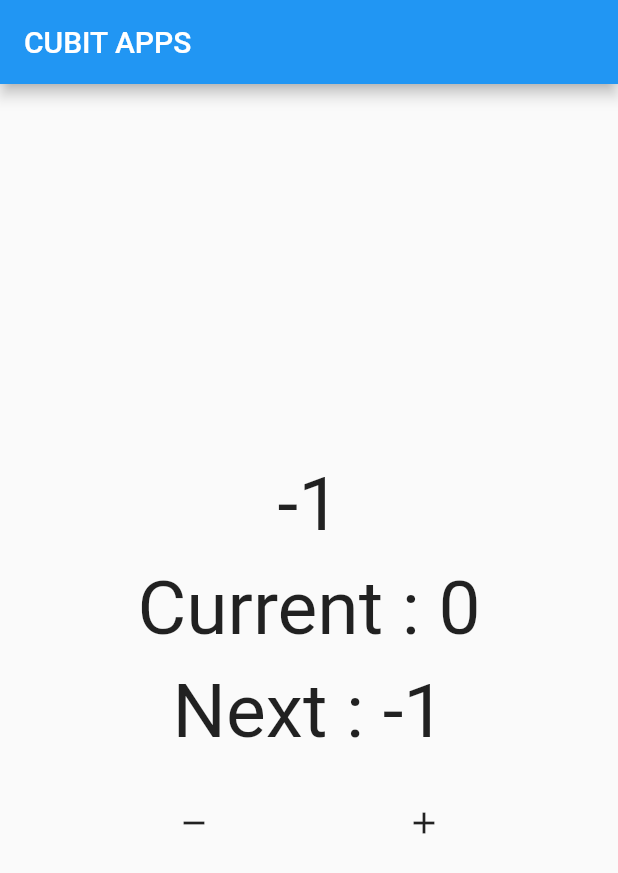
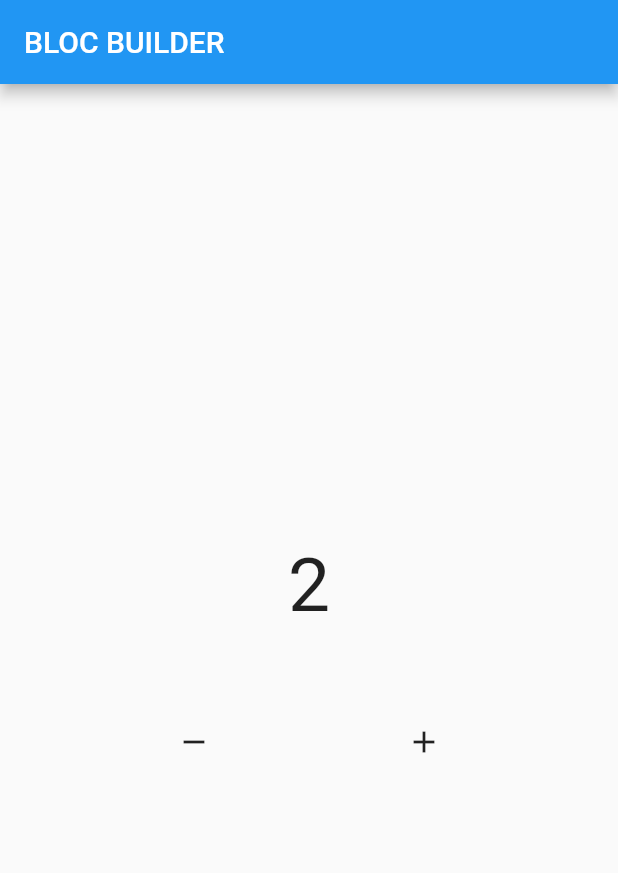
Before and after one commit to AhmadIkbalDjaya/Belajar-Bloc, a Flutter app: the screen it shows after launch, after a tap on the "remove" icon, on a phone screen of 412 x 824 dp. Shown: the top 873 px of the screen. Run offline on Flutter 3.47's test engine with Material 2 defaults, Android fonts, the phone set to English and light mode, and no system bars; our stand-ins replace bloc, flutter_bloc.

Commit message:
04. Bloc Builder

```diff
--- /dev/null
+++ b/lib/bloc/counter.dart
@@ -0,0 +1,22 @@
+import 'package:bloc/bloc.dart';
+
+class Counter extends Cubit<int> {
+  Counter({this.init = 0}) : super(init);
+
+  int init;
+
+  void increment() => emit(state + 1);
+  void decrement() => emit(state - 1);
+
+  @override
+  void onChange(Change<int> change) {
+    super.onChange(change);
+    print(change);
+  }
+
+  @override
+  void onError(Object error, StackTrace stackTrace) {
+    super.onError(error, stackTrace);
+    print(error);
+  }
+}
--- a/lib/main.dart
+++ b/lib/main.dart
@@ -1,5 +1,5 @@
-import 'package:bloc/bloc.dart';
-import 'package:flutter/material.dart';
+import "package:belajar_bloc/pages/home.dart";
+import "package:flutter/material.dart";
 
 void main() {
   runApp(const MyApp());
@@ -15,97 +15,3 @@ class MyApp extends StatelessWidget {
     );
   }
 }
-
-class CounterCubit extends Cubit<int> {
-  CounterCubit({this.inisialData = 0}) : super(inisialData);
-
-  int inisialData;
-  int? current;
-  int? next;
-
-  void tambahData() {
-    emit(state + 1);
-  }
-
-  void kurangData() {
-    emit(state - 1);
-  }
-
-  // Observer
-  // Fitur Bloc untuk memantau data
-  @override
-  void onChange(Change<int> change) {
-    super.onChange(change);
-    print(change);
-    current = change.currentState;
-    next = change.nextState;
-  }
-
-  @override
-  void onError(Object error, StackTrace stackTrace) {
-    super.onError(error, stackTrace);
-    print(error);
-  }
-}
-
-class HomePage extends StatelessWidget {
-  CounterCubit myCounter = CounterCubit();
-
-  @override
-  Widget build(BuildContext context) {
-    return Scaffold(
-      appBar: AppBar(
-        title: const Text("CUBIT APPS"),
-      ),
-      body: Column(
-        mainAxisAlignment: MainAxisAlignment.center,
-        children: [
-          StreamBuilder(
-            initialData: myCounter.inisialData,
-            stream: myCounter.stream,
-            builder: (context, snapshot) {
-              return Center(
-                child: Column(
-                  children: [
-                    Text(
-                      "${snapshot.data}",
-                      style: const TextStyle(fontSize: 50),
-                    ),
-                    const SizedBox(height: 10),
-                    Text(
-                      "Current : ${myCounter.current}",
-                      style: const TextStyle(fontSize: 50),
-                    ),
-                    const SizedBox(height: 10),
-                    Text(
-                      "Next : ${myCounter.next}",
-                      style: const TextStyle(fontSize: 50),
-                    ),
-                  ],
-                ),
-              );
-            },
-          ),
-          const SizedBox(height: 20),
-          Row(
-            mainAxisAlignment: MainAxisAlignment.spaceEvenly,
-            children: [
-              IconButton(
-                onPressed: () {
-                  myCounter.kurangData();
-                },
-                icon: const Icon(Icons.remove),
-              ),
-              IconButton(
-                onPressed: () {
-                  myCounter.tambahData();
-                },
-                icon: const Icon(Icons.add),
-              ),
-            ],
-          )
-        ],
-      ),
-    );
-  }
-}
--- /dev/null
+++ b/lib/pages/home.dart
@@ -0,0 +1,65 @@
+import 'package:belajar_bloc/bloc/counter.dart';
+import 'package:flutter/material.dart';
+import 'package:flutter_bloc/flutter_bloc.dart';
+
+class HomePage extends StatelessWidget {
+  Counter mycounter = Counter(init: 2);
+
+  @override
+  Widget build(BuildContext context) {
+    return Scaffold(
+      appBar: AppBar(
+        title: const Text("BLOC BUILDER"),
+      ),
+      body: Column(
+        mainAxisAlignment: MainAxisAlignment.center,
+        children: [
+          BlocBuilder<Counter, int>(
+            bloc: mycounter,
+            buildWhen: (previous, current) {
+              if (current % 2 == 0) {
+                return true;
+              } else {
+                return false;
+              }
+            },
+            builder: (context, state) {
+              return Text(
+                "$state",
+                style: const TextStyle(fontSize: 50),
+              );
+            },
+          ),
+          // StreamBuilder(
+          //   initialData: mycounter.init,
+          //   stream: mycounter.stream,
+          //   builder: (context, snapshot) {
+          //     return Text(
+          //       "${snapshot.data}",
+          //       style: const TextStyle(fontSize: 50),
+          //     );
+          //   },
+          // ),
+          const SizedBox(height: 50),
+          Row(
+            mainAxisAlignment: MainAxisAlignment.spaceEvenly,
+            children: [
+              IconButton(
+                onPressed: () {
+                  mycounter.decrement();
+                },
+                icon: const Icon(Icons.remove),
+              ),
+              IconButton(
+                onPressed: () {
+                  mycounter.increment();
+                },
+                icon: const Icon(Icons.add),
+              ),
+            ],
+          )
+        ],
+      ),
+    );
+  }
+}
```
